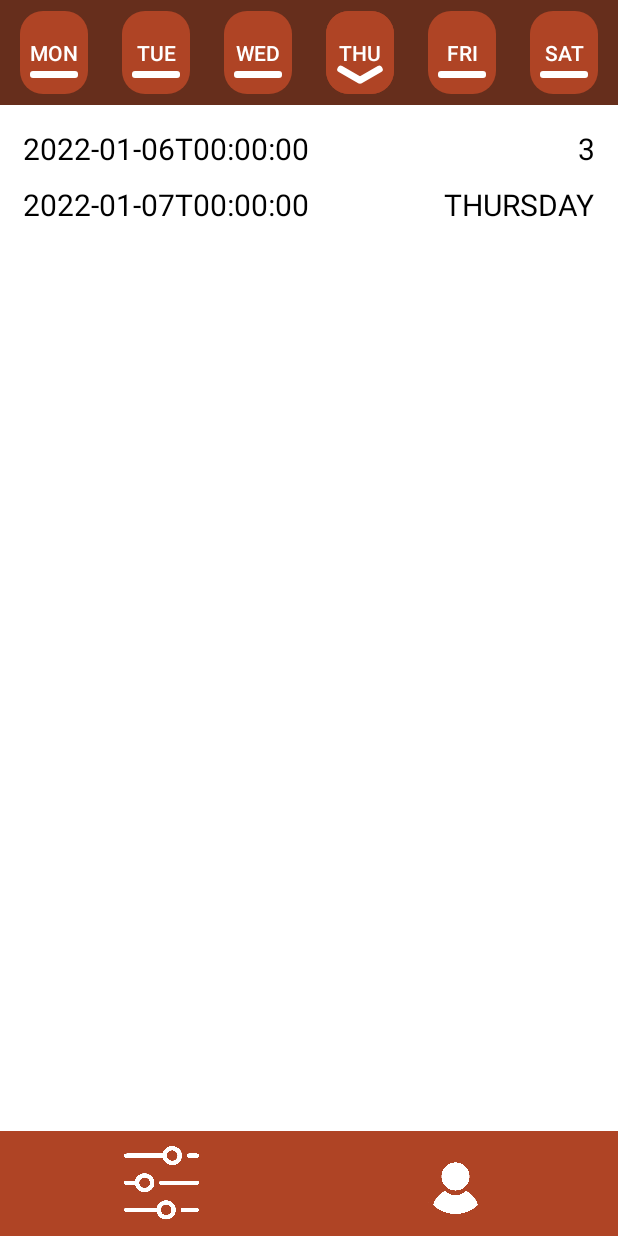
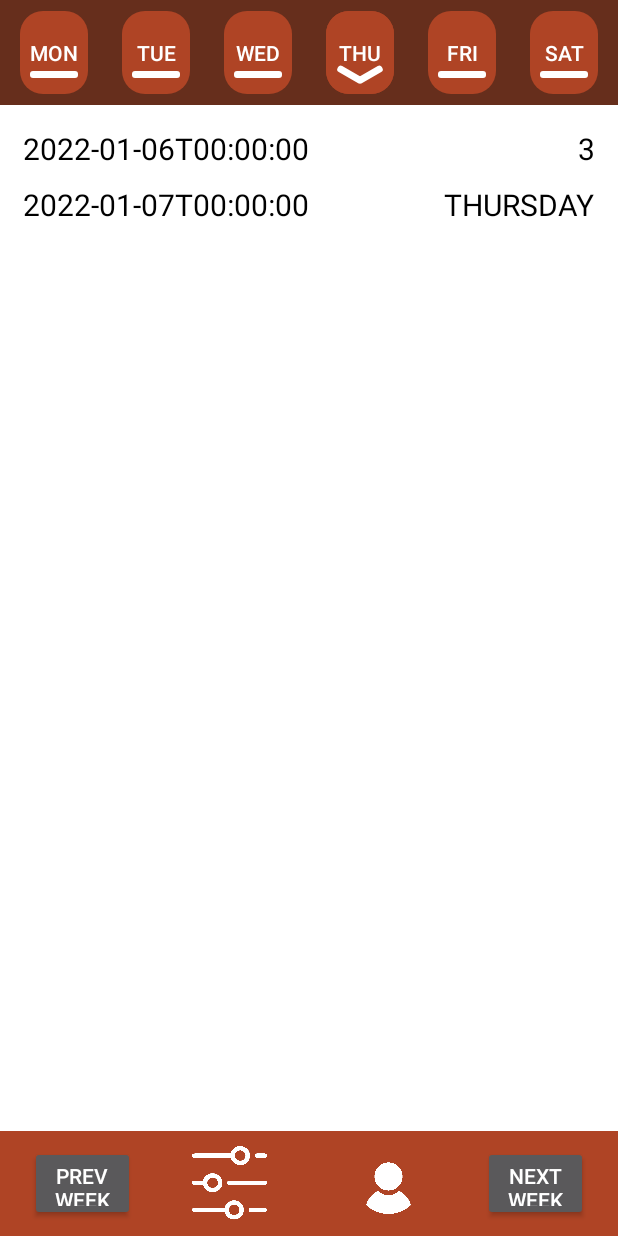
Before and after one commit to MaksKuchuk/AvitoYAIMP, an Android app: the MainScreen screen opened directly, with no data from a screen before it, on a phone screen of 412 x 824 dp. Run offline under Robolectric (Android 15) with nearby library versions, the phone set to English and light mode, and no system bars.

Commit message:
Week changing buttons

```diff
--- a/app/src/main/java/com/example/dvfuyaimp/MainScreen.java
+++ b/app/src/main/java/com/example/dvfuyaimp/MainScreen.java
@@ -34,6 +34,7 @@ public class MainScreen extends AppCompatActivity {
     LocalDateTime startOfWeek;
     DateTimeFormatter fServ = DateTimeFormatter.ofPattern("yyyy-MM-dd'T'HH:mm:ss");
     DateTimeFormatter fDate = DateTimeFormatter.ofPattern("HH:mm");
+    int flag = 0;
 
     @Override
     protected void onCreate(Bundle savedInstanceState) {
@@ -47,17 +48,22 @@ public class MainScreen extends AppCompatActivity {
         findViewById(R.id.FriBTN).setOnClickListener(this::DayBTN);
         findViewById(R.id.SatBTN).setOnClickListener(this::DayBTN);
 
-        findViewById(R.id.settings).setOnClickListener(this::settingBTN);
+        findViewById(R.id.settings).setOnClickListener(this::SettingBTN);
         findViewById(R.id.LC).setOnClickListener(this::LcBTN);
+
+        findViewById(R.id.PrevBTN).setOnClickListener(this::WeekBTN);
+        findViewById(R.id.NextBTN).setOnClickListener(this::WeekBTN);
 
         setStartDay();
     }
 
     public void DayBTN(View view){
-        if (LastWeekBTN != view){
-            ((TransitionDrawable)LastWeekBTN.getBackground()).reverseTransition(TransitionWeekButtonsTime);
-            ((TransitionDrawable)view.getBackground()).startTransition(TransitionWeekButtonsTime);
-            LastWeekBTN = view;
+        if (LastWeekBTN != view || flag == 1) {
+            if (flag == 0) {
+                ((TransitionDrawable) LastWeekBTN.getBackground()).reverseTransition(TransitionWeekButtonsTime);
+                ((TransitionDrawable) view.getBackground()).startTransition(TransitionWeekButtonsTime);
+                LastWeekBTN = view;
+            }
             deleteAllViewInScrollView();
 
 
@@ -71,7 +77,7 @@ public class MainScreen extends AppCompatActivity {
         }
     }
 
-    public void settingBTN(View view){
+    public void SettingBTN(View view){
         Toast.makeText(getApplicationContext(),"Settings", Toast.LENGTH_SHORT).show();
 
         startActivity(new Intent(this, Settings.class));
@@ -82,6 +88,22 @@ public class MainScreen extends AppCompatActivity {
 
         startActivity(new Intent(this, LC.class));
         overridePendingTransition(R.anim.anim_main_to_lc_out, R.anim.anim_main_to_lc);
+    }
+    public void WeekBTN(View view){
+        if (view.getId() == R.id.PrevBTN) {
+            startOfWeek = startOfWeek.minusDays(7);
+            if (LastWeekBTN.getId() == R.id.SatBTN) {
+                flag = 1;
+            }
+            DayBTN(findViewById(R.id.SatBTN));
+        } else {
+            startOfWeek = startOfWeek.plusDays(7);
+            if (LastWeekBTN.getId() == R.id.MonBTN) {
+                flag = 1;
+            }
+            DayBTN(findViewById(R.id.MonBTN));
+        }
+        flag = 0;
     }
 
     private void setStartDay(){
--- a/app/src/main/res/layout/activity_main_screen.xml
+++ b/app/src/main/res/layout/activity_main_screen.xml
@@ -147,6 +147,15 @@
         app:layout_constraintEnd_toEndOf="parent"
         app:layout_constraintStart_toStartOf="parent">
 
+        <Button
+            android:id="@+id/PrevBTN"
+            android:layout_width="70dp"
+            android:layout_height="50dp"
+            android:layout_margin="10dp"
+            android:text="Prev\nWeek"
+            tools:layout_editor_absoluteX="10dp"
+            tools:layout_editor_absoluteY="610dp" />
+
         <Space
             android:layout_width="0dp"
             android:layout_height="0dp"
@@ -177,5 +186,17 @@
             android:layout_height="0dp"
             android:layout_weight="1" >
         </Space>
+
+
+        <Button
+            android:id="@+id/NextBTN"
+            android:layout_width="70dp"
+            android:layout_height="50dp"
+            android:layout_margin="10dp"
+            android:text="Next\nWeek"
+            tools:layout_editor_absoluteX="300dp"
+            tools:layout_editor_absoluteY="610dp" />
+
     </LinearLayout>
+
 </androidx.constraintlayout.widget.ConstraintLayout>
```
